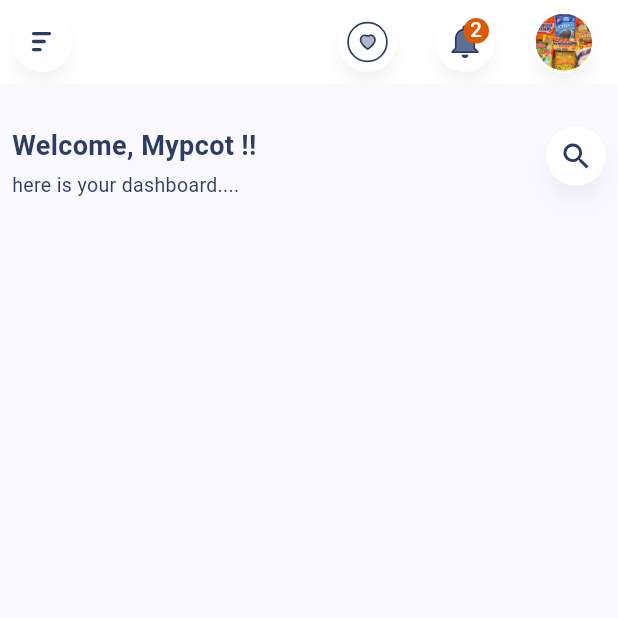
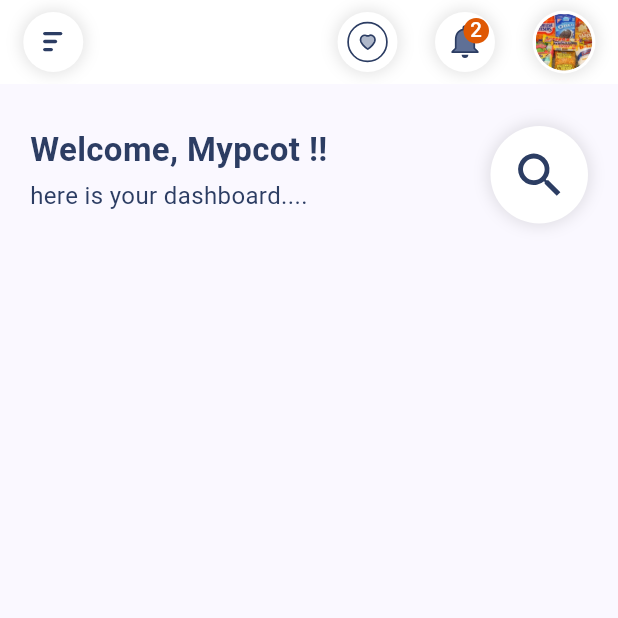
Before and after one commit to Aswindev2023/Mypcot_App, a Flutter app: the screen it shows after launch, on a phone screen of 412 x 824 dp, the top half of it. Run offline on Flutter 3.47's test engine with Material 3 defaults, Android fonts, the phone set to English and light mode, and no system bars; our stand-ins replace flutter_svg.

Commit message:
welcome text improved

```diff
--- a/lib/screens/home_page.dart
+++ b/lib/screens/home_page.dart
@@ -24,7 +24,9 @@ class _HomePageState extends State<HomePage> {
               SizedBox(
                 height: height20,
               ),
-              Row(
+              Padding(
+                padding: EdgeInsets.only(left: 12, right: 12),
+                child: Row(
                   mainAxisAlignment: MainAxisAlignment.spaceBetween,
                   crossAxisAlignment: CrossAxisAlignment.start,
                   children: [
@@ -35,9 +37,10 @@ class _HomePageState extends State<HomePage> {
                       imagePath: 'assets/icons/Group_922.svg',
                       isSvg: true,
                       isNetwork: false,
-                    size: 40,
+                      size: 65,
                     )
                   ],
+                ),
               ),
             ],
           ),
--- a/lib/widgets/home_app_bar.dart
+++ b/lib/widgets/home_app_bar.dart
@@ -15,11 +15,14 @@ class HomeAppBar extends StatelessWidget implements PreferredSizeWidget {
     return AppBar(
       backgroundColor: white,
       leading: const Center(
-        child: RoundIconWidgets(
-          imagePath: 'assets/icons/leading_menu_icon.svg',
-          isSvg: true,
-          isNetwork: false,
-          size: 40,
+        child: Padding(
+          padding: EdgeInsets.only(left: 15),
+          child: RoundIconWidgets(
+            imagePath: 'assets/icons/leading_menu_icon.svg',
+            isSvg: true,
+            isNetwork: false,
+            size: 40,
+          ),
         ),
       ),
       actions: const [
--- a/lib/widgets/round_icon_widgets.dart
+++ b/lib/widgets/round_icon_widgets.dart
@@ -22,12 +22,16 @@ class RoundIconWidgets extends StatelessWidget {
     return SizedBox(
       width: size,
       height: size,
-      child: Material(
-        elevation: 5,
-        shape: const CircleBorder(),
-        color: white,
-        shadowColor: black.withOpacity(0.2),
-        child: Padding(
+      child: Container(
+        decoration:
+            BoxDecoration(shape: BoxShape.circle, color: white, boxShadow: [
+          BoxShadow(
+            blurRadius: 8,
+            spreadRadius: 2,
+            color: black.withOpacity(0.1),
+            offset: const Offset(0, 0),
+          )
+        ]),
         padding: const EdgeInsets.all(2),
         child: ClipOval(
           child: isSvg
@@ -46,7 +50,6 @@ class RoundIconWidgets extends StatelessWidget {
                     ),
         ),
       ),
-      ),
     );
   }
 }
--- a/lib/widgets/welcome_text_section.dart
+++ b/lib/widgets/welcome_text_section.dart
@@ -12,14 +12,14 @@ class WelcomeTextSection extends StatelessWidget {
       children: [
         AppTextWidget(
           text: 'Welcome, Mypcot !!',
-          fontSize: 18,
+          fontSize: 22,
           fontWeight: FontWeight.bold,
           color: fontColor,
         ),
         SizedBox(height: 4),
         AppTextWidget(
           text: 'here is your dashboard....',
-          fontSize: 13,
+          fontSize: 16,
           fontWeight: FontWeight.w400,
           color: fontColor,
         ),
```
Lines whose indentation alone changed are shown as unchanged.
